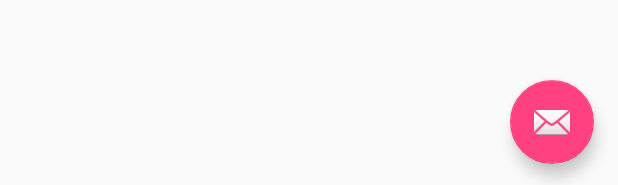
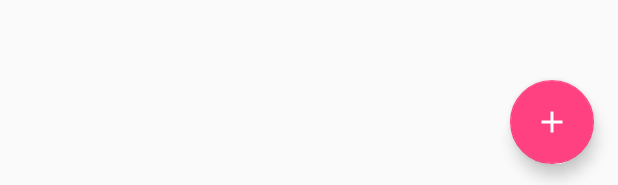
Before and after one commit to elyobb/Lister, an Android app: the layout activity_list.xml on its own in the app's theme, with its tools: preview values and no code run, on a phone screen of 412 x 824 dp. Shown: the part 1048-1233 px from the top of the screen. Run offline under Robolectric (Android 15) with nearby library versions, the phone set to English and light mode, and no system bars.

Commit message:
add base activity ui

```diff
--- a/app/src/main/res/layout/activity_list.xml
+++ b/app/src/main/res/layout/activity_list.xml
@@ -30,6 +30,6 @@
         android:layout_height="wrap_content"
         android:layout_gravity="bottom|end"
         android:layout_margin="@dimen/fab_margin"
-        app:srcCompat="@android:drawable/ic_dialog_email" />
+        android:src="@drawable/ic_add_white" />
 
 </android.support.design.widget.CoordinatorLayout>
--- a/app/src/main/res/layout/content_list.xml
+++ b/app/src/main/res/layout/content_list.xml
@@ -13,6 +13,7 @@
     app:layout_behavior="@string/appbar_scrolling_view_behavior"
     tools:showIn="@layout/activity_list"
     tools:context="com.example.brennan.lister.ListActivity">
+    <!-- tasks will go below -->
 
     <TextView
         android:layout_width="wrap_content"
--- a/app/src/main/res/values/strings.xml
+++ b/app/src/main/res/values/strings.xml
@@ -1,4 +1,7 @@
 <resources>
     <string name="app_name">Lister</string>
     <string name="action_settings">Settings</string>
+    <string name="date_format_abbreviated">E, MMM d, yyyy</string>
+    <string name="date_format_full">E, MMMM d, yyyy</string>
+
 </resources>
```
Also changed, not shown: app/src/main/java/com/example/brennan/lister/ListActivity.java (+12 -0 lines), app/src/main/res/menu/menu_list.xml (+7 -0 lines), app/src/main/res/drawable-hdpi/ic_add_white.png (added), app/src/main/res/drawable-hdpi/ic_calendar.png (added), app/src/main/res/drawable-mdpi/ic_add_white.png (added), app/src/main/res/drawable-mdpi/ic_calendar.png (added), app/src/main/res/drawable-xhdpi/ic_add_white_24dp.png (added), app/src/main/res/drawable-xhdpi/ic_calendar.png (added), app/src/main/res/drawable-xxhdpi/ic_add_white.png (added), app/src/main/res/drawable-xxhdpi/ic_calendar.png (added), 1 other file.
